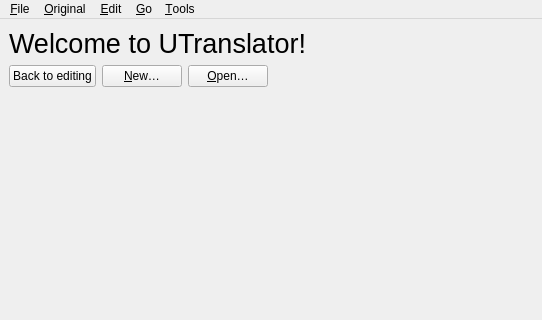
Qt form UTranslator/FmMain.ui (Mercury13/utranslator) before a commit; both pictures show x 0 to 542 and y 0 to 320 of the 857 by 660 pixel window.
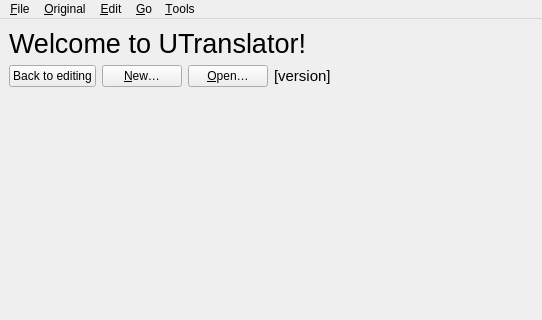
The same form after that commit. The open tabs and pages were chosen to show the change. Icons and pictures are not drawn. Custom widgets are drawn as their Qt base class.

Commit message: Show version in starting screen

```diff
--- a/UTranslator/FmMain.ui
+++ b/UTranslator/FmMain.ui
@@ -969,6 +969,18 @@
             </property>
            </widget>
           </item>
+          <item>
+           <widget class="QLabel" name="lbVersion">
+            <property name="font">
+             <font>
+              <pointsize>11</pointsize>
+             </font>
+            </property>
+            <property name="text">
+             <string notr="true">[version]</string>
+            </property>
+           </widget>
+          </item>
           <item>
            <spacer name="horizontalSpacer">
             <property name="orientation">
```
Left out of the diff: 2 changed lines with no effect on the pictures. The commit also changes 3 other files.
